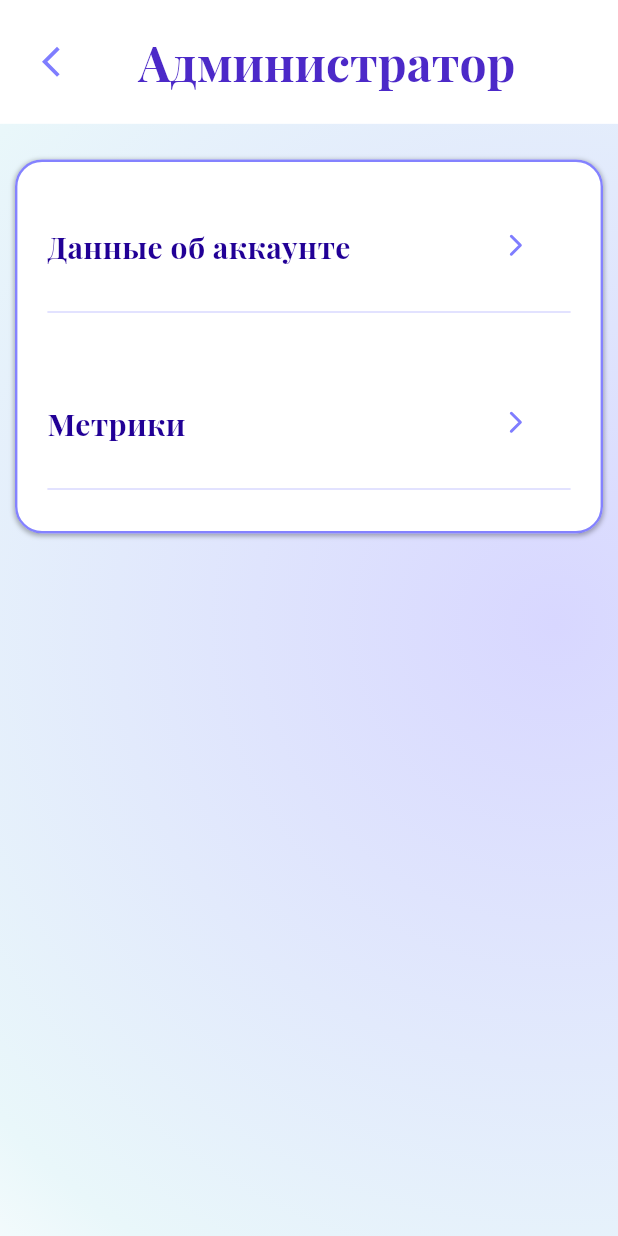
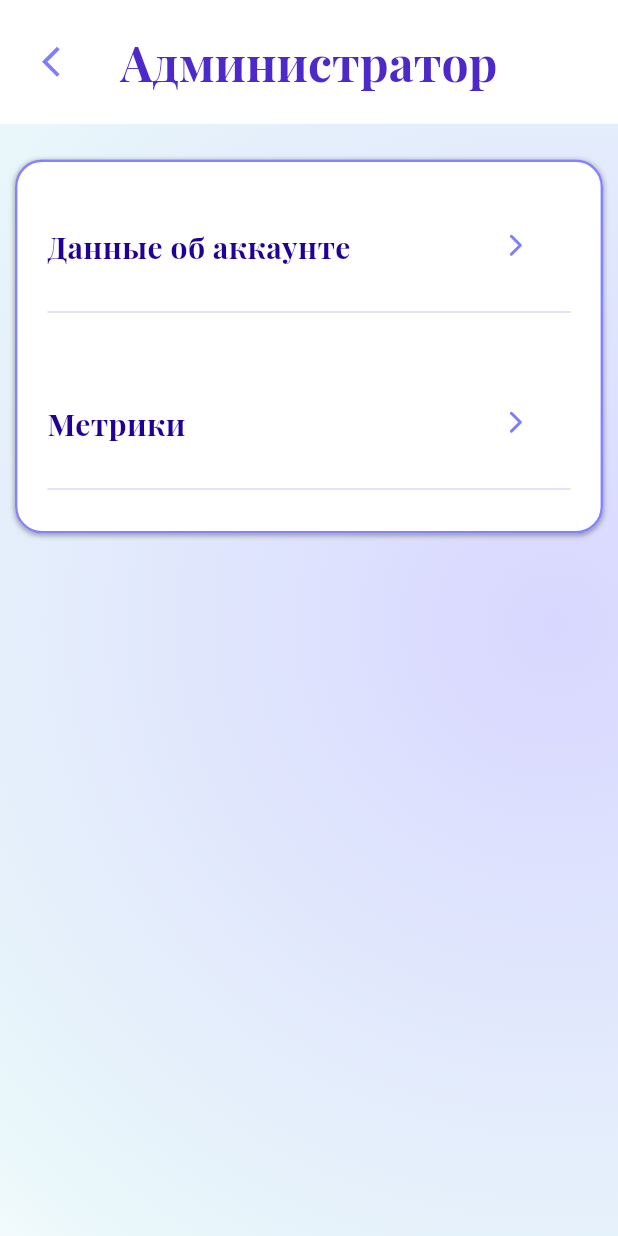
Before and after one commit to mxnmiraii/Vkatun, a Flutter app: the AccountMainPage screen opened directly, on a phone screen of 412 x 824 dp. Run offline on Flutter 3.47's test engine with Material 3 defaults, Android fonts, the phone set to English and light mode, and no system bars; our stand-ins replace file_picker, flutter_svg, mask_text_input_formatter, pdf, printing, shared_preferences; missing offline and left inert: appmetrica_plugin; accounts and stored records are empty; project files that could hold a hidden picture were left out.

Commit message:
fix design

```diff
--- a/frontend/lib/account/account_main_page.dart
+++ b/frontend/lib/account/account_main_page.dart
@@ -59,20 +59,20 @@ class _AccountMainPageState extends State<AccountMainPage> {
               automaticallyImplyLeading: false,
               toolbarHeight: appBarHeight,
               centerTitle: false,
-              title: Expanded(
-                child: Row(
-                  mainAxisAlignment: MainAxisAlignment.spaceBetween,
+              title: Stack(
+                alignment: Alignment.center, // Центрируем детей
                 children: [
-                    IconButton(
-                      onPressed: () {
-                        Navigator.pop(context);
-                      },
+                  // Кнопка "назад" (прижата к левому краю)
+                  Align(
+                    alignment: Alignment.centerLeft,
+                    child: IconButton(
+                      onPressed: () => Navigator.pop(context),
                       icon: lightArrowBackIcon,
                     ),
-                    Flexible(
-                      child: Text(
+                  ),
+                  // Текст по центру
+                  Text(
                     'Администратор',
-                        overflow: TextOverflow.ellipsis,
                     style: TextStyle(
                       fontWeight: FontWeight.w600,
                       fontSize: 32,
@@ -80,10 +80,7 @@ class _AccountMainPageState extends State<AccountMainPage> {
                       color: purpleBlue,
                     ),
                   ),
-                    ),
-                    Opacity(opacity: 0, child: lightArrowBackIcon),
                 ],
-                ),
               ),
             ),
           ),
--- a/frontend/lib/account/account_page.dart
+++ b/frontend/lib/account/account_page.dart
@@ -1,3 +1,4 @@
+import 'package:appmetrica_plugin/appmetrica_plugin.dart';
 import 'package:flutter/material.dart';
 import 'package:flutter/services.dart';
 import 'package:provider/provider.dart';
```
Also changed, not shown: frontend/lib/account/metrics_page.dart (+9 -10 lines), frontend/lib/pages/apply_all_corrections_page.dart (+20 -5 lines). Lines whose indentation alone changed are shown as unchanged.
